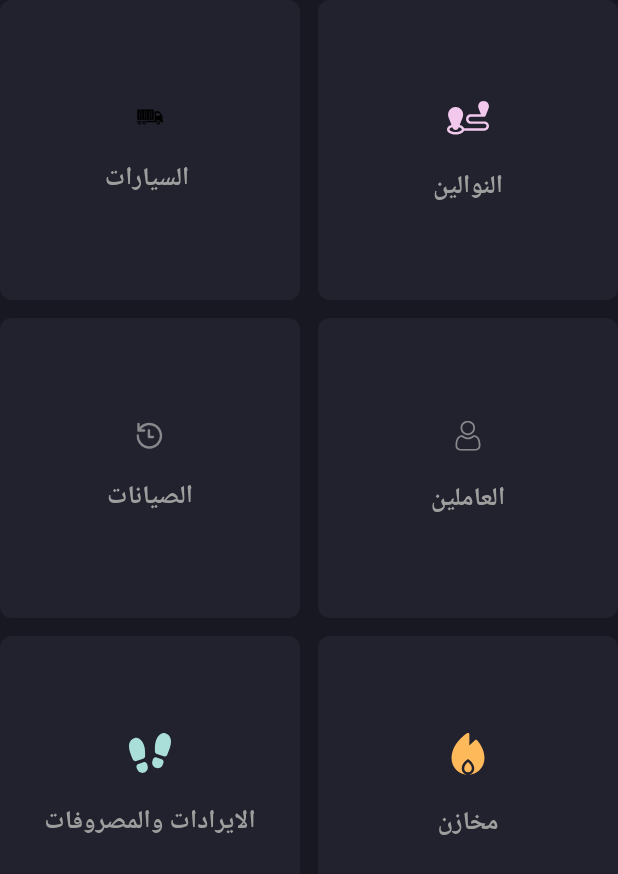
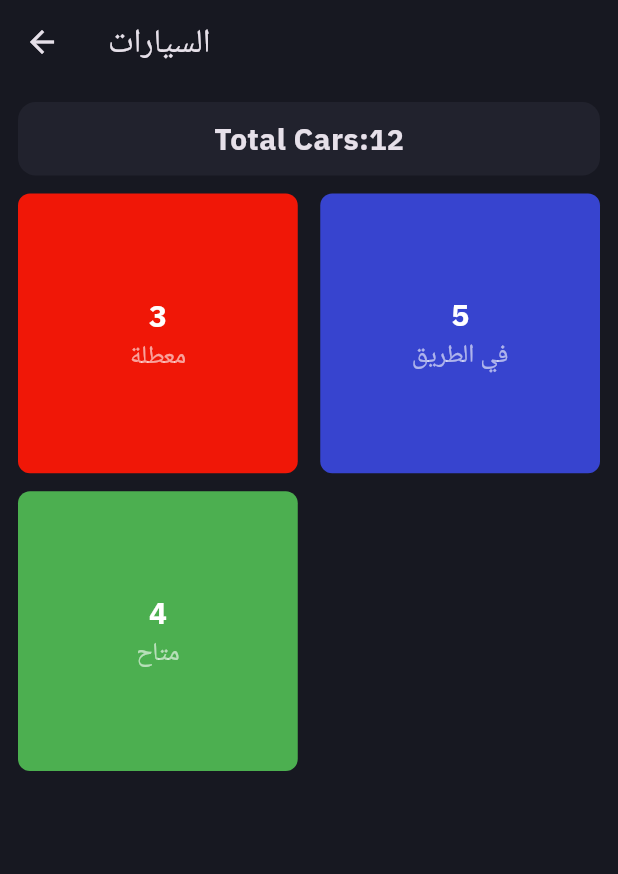
Before and after one commit to Moazzibrahim/nawlon, a Flutter app: the ActivityDetailsCard widget shown alone on an empty page, opened directly, after a tap on "السيارات", on a phone screen of 412 x 824 dp. Shown: the top 874 px of the screen. Run offline on Flutter 3.47's test engine with Material 3 defaults, Android fonts, the phone set to English and light mode, and no system bars; our stand-ins replace fl_chart, flutter_svg.

Commit message:
wla a mhma mahrooos

```diff
--- /dev/null
+++ b/lib/model/cars.dart
@@ -0,0 +1,13 @@
+import 'package:flutter/material.dart';
+
+class Cars {
+  final int num;
+  final String status;
+  final Color color;
+
+  Cars({
+    required this.num,
+    required this.status,
+    required this.color,
+  });
+}
--- a/lib/model/home_model.dart
+++ b/lib/model/home_model.dart
@@ -1,6 +1,8 @@
-class HealthModel {
-  String icon;
+import 'package:flutter/material.dart';
+
+class HomeModel {
+  Icon icon;
   //final String value;
   String title;
-  HealthModel({required this.icon, required this.title});
+  HomeModel({required this.icon, required this.title});
 }
--- /dev/null
+++ b/lib/pages/details/cars_details_page.dart
@@ -0,0 +1,23 @@
+import 'package:flutter/material.dart';
+import 'package:flutter_dashboard/pages/details/widgets/grid_cars_details.dart';
+
+class CarsDetailsPage extends StatelessWidget {
+  const CarsDetailsPage({super.key, required this.title});
+  final String title;
+  @override
+  Widget build(BuildContext context) {
+    return  Scaffold(
+      appBar: AppBar(
+        title: Text(title),
+        backgroundColor: const Color.fromARGB(255, 23, 24, 33),
+        leading: IconButton(onPressed: (){
+          Navigator.of(context).pop();
+        }, icon: const Icon(Icons.arrow_back)) ,
+      ),
+      body: const Padding(
+        padding:  EdgeInsets.all(12.0),
+        child: GridCarsDetails(),
+      ),
+    );
+  }
+}
--- /dev/null
+++ b/lib/pages/details/widgets/grid_cars_details.dart
@@ -0,0 +1,102 @@
+import 'package:flutter/material.dart';
+import 'package:flutter_dashboard/model/cars.dart';
+
+class GridCarsDetails extends StatefulWidget {
+  const GridCarsDetails({super.key});
+
+  @override
+  State<GridCarsDetails> createState() => _GridCarsDetailsState();
+}
+
+class _GridCarsDetailsState extends State<GridCarsDetails> {
+  final List data = [
+    Cars(num: 3, status: 'معطلة', color: const Color.fromARGB(255, 240, 23, 7)),
+    Cars(
+        num: 5,
+        status: 'في الطريق',
+        color: const Color.fromRGBO(55, 68, 207, 1)),
+    Cars(num: 4, status: 'متاح', color: Colors.green),
+  ];
+
+  List nums = [];
+  dynamic sum = 0;
+  @override
+  void initState() {
+    nums = data.map((e) => e.num).toList();
+    for (var x in nums) {
+      sum += x;
+    }
+    super.initState();
+  }
+
+  @override
+  Widget build(BuildContext context) {
+    return Column(
+      children: [
+        Container(
+          padding: const EdgeInsets.all(10),
+          margin: const EdgeInsets.only(bottom: 12),
+          decoration: BoxDecoration(
+              borderRadius: BorderRadius.circular(12),
+              color: const Color.fromARGB(255, 33, 34, 45)),
+          child: Row(
+            mainAxisAlignment: MainAxisAlignment.center,
+            children: [
+              const Text(
+                'Total Cars:',
+                style: TextStyle(
+                  fontSize: 20,
+                  fontWeight: FontWeight.bold,
+                ),
+              ),
+              Text(
+                sum.toString(),
+                style: const TextStyle(
+                  fontSize: 19,
+                  fontWeight: FontWeight.bold,
+                ),
+              )
+            ],
+          ),
+        ),
+        Expanded(
+          child: GridView.builder(
+            itemCount: data.length,
+            itemBuilder: (BuildContext context, int index) {
+              return Container(
+                decoration: BoxDecoration(
+                    borderRadius: BorderRadius.circular(8),
+                    color: data[index].color),
+                child: Column(
+                  mainAxisAlignment: MainAxisAlignment.center,
+                  children: [
+                    Text(
+                      data[index].num.toString(),
+                      style: const TextStyle(
+                        color: Colors.white,
+                        fontSize: 20,
+                        fontWeight: FontWeight.bold,
+                      ),
+                    ),
+                    Text(
+                      data[index].status,
+                      style: TextStyle(
+                        fontSize: 17,
+                        color: Colors.white.withOpacity(0.6),
+                      ),
+                    ),
+                  ],
+                ),
+              );
+            },
+            gridDelegate: const SliverGridDelegateWithFixedCrossAxisCount(
+              crossAxisCount: 2,
+              mainAxisSpacing: 12,
+              crossAxisSpacing: 15,
+            ),
+          ),
+        ),
+      ],
+    );
+  }
+}
--- a/lib/pages/home/widgets/activity_details_card.dart
+++ b/lib/pages/home/widgets/activity_details_card.dart
@@ -1,27 +1,64 @@
 import 'package:flutter/material.dart';
 import 'package:flutter_dashboard/Responsive.dart';
 import 'package:flutter_dashboard/model/home_model.dart';
+import 'package:flutter_dashboard/pages/details/cars_details_page.dart';
 import 'package:flutter_dashboard/pages/details/employees.dart';
 import 'package:flutter_dashboard/pages/details/maintainance.dart';
+import 'package:flutter_dashboard/pages/details/nawlen_page.dart';
 import 'package:flutter_dashboard/widgets/custom_card.dart';
-import 'package:flutter_svg/svg.dart';
 
 class ActivityDetailsCard extends StatelessWidget {
   ActivityDetailsCard({super.key});
 
-  final List<HealthModel> homeDetails = [
-    HealthModel(
-      icon: "assets/svg/truck.svg",
-      title: "السيارات ",
+  final List<HomeModel> homeDetails = [
+    HomeModel(
+      icon: const Icon(
+        Icons.directions_car,
+        color: Colors.deepOrange,
+        size: 50,
+      ),
+      title: "السيارات",
     ),
-    HealthModel(
-      icon: "assets/svg/distance.svg",
+    HomeModel(
+      icon: const Icon(
+        Icons.directions,
+        color: Colors.deepOrange,
+        size: 50,
+      ),
       title: "النوالين",
     ),
-    HealthModel(title: "الصيانات", icon: "assets/svg/history.svg"),
-    HealthModel(title: "العاملين", icon: "assets/svg/profile.svg"),
-    HealthModel(title: "الايرادات والمصروفات", icon: "assets/svg/steps.svg"),
-    HealthModel(title: "مخازن", icon: "assets/svg/burn.svg"),
+    HomeModel(
+      title: "الصيانات",
+      icon: const Icon(
+        Icons.car_repair_outlined,
+        color: Colors.deepOrange,
+        size: 50,
+      ),
+    ),
+    HomeModel(
+      title: "العاملين",
+      icon: const Icon(
+        Icons.group,
+        color: Colors.deepOrange,
+        size: 50,
+      ),
+    ),
+    HomeModel(
+      title: "الايرادات والمصروفات",
+      icon: const Icon(
+        Icons.money,
+        color: Colors.deepOrange,
+        size: 50,
+      ),
+    ),
+    HomeModel(
+      title: "مخازن",
+      icon: const Icon(
+        Icons.warehouse,
+        color: Colors.deepOrange,
+        size: 50,
+      ),
+    ),
   ];
 
   @override
@@ -53,6 +90,16 @@ class ActivityDetailsCard extends StatelessWidget {
                       title: homeDetails[i].title,
                     ),
                   ));
+            } else if (homeDetails[i].title == 'السيارات') {
+              Navigator.of(context).push(MaterialPageRoute(
+                  builder: (ctx) => CarsDetailsPage(
+                        title: homeDetails[i].title,
+                      )));
+            } else if (homeDetails[i].title == 'النوالين') {
+              Navigator.of(context).push(MaterialPageRoute(
+                  builder: (ctx) => NawlenPage(
+                        title: homeDetails[i].title,
+                      )));
             }
           },
           child: CustomCard(
@@ -60,10 +107,10 @@ class ActivityDetailsCard extends StatelessWidget {
               mainAxisAlignment: MainAxisAlignment.center,
               crossAxisAlignment: CrossAxisAlignment.center,
               children: [
-                SvgPicture.asset(homeDetails[i].icon),
+                //SvgPicture.asset(homeDetails[i].icon),
                 //Container(child: Icon(),),
-                const Padding(
-                  padding: EdgeInsets.only(top: 15, bottom: 4),
+                //const Padding(
+                  //padding: EdgeInsets.only(top: 15, bottom: 4),
                   // child: Text(
                   //   healthDetails[i].title,
                   //   style: const TextStyle(
@@ -71,7 +118,8 @@ class ActivityDetailsCard extends StatelessWidget {
                   //       color: Colors.white,
                   //       fontWeight: FontWeight.w600),
                   // ),
-                ),
+               // ),
+                homeDetails[i].icon,
                 Text(
                   homeDetails[i].title,
                   style: const TextStyle(
```
Also changed, not shown: lib/model/nawlen.dart (added, +13 -0 lines), lib/pages/details/nawlen_page.dart (added, +24 -0 lines), lib/pages/details/widgets/grid_nawlen_details.dart (added, +74 -0 lines), lib/pages/more_detailes/nawlen_list.dart (added, +41 -0 lines).
